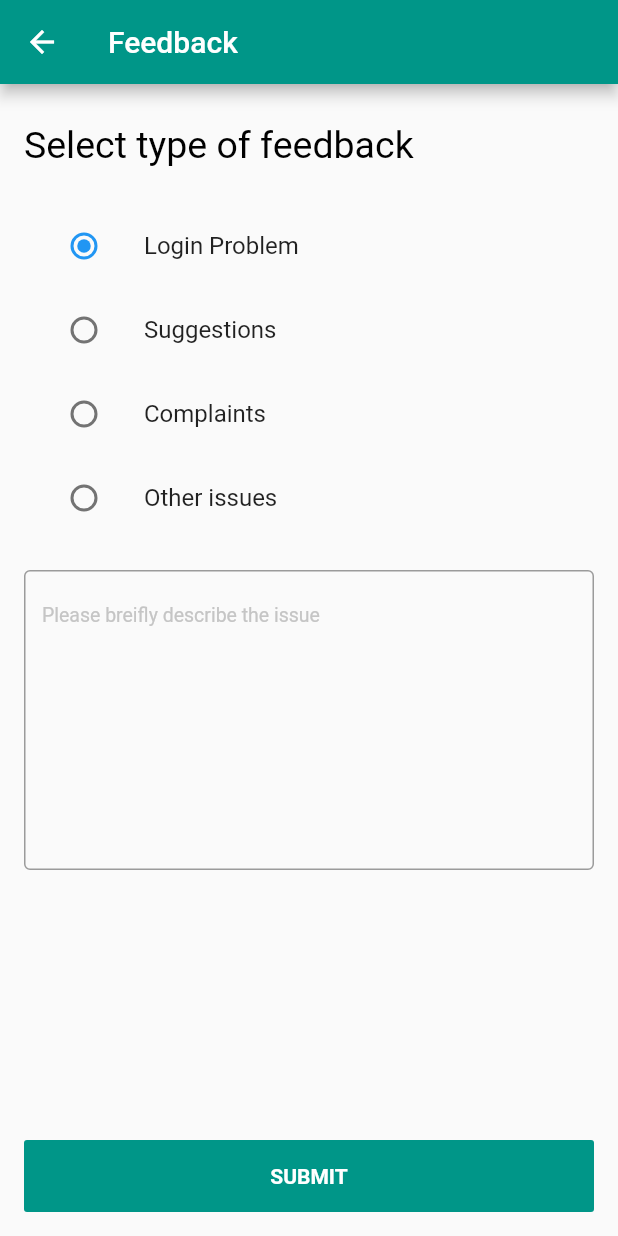
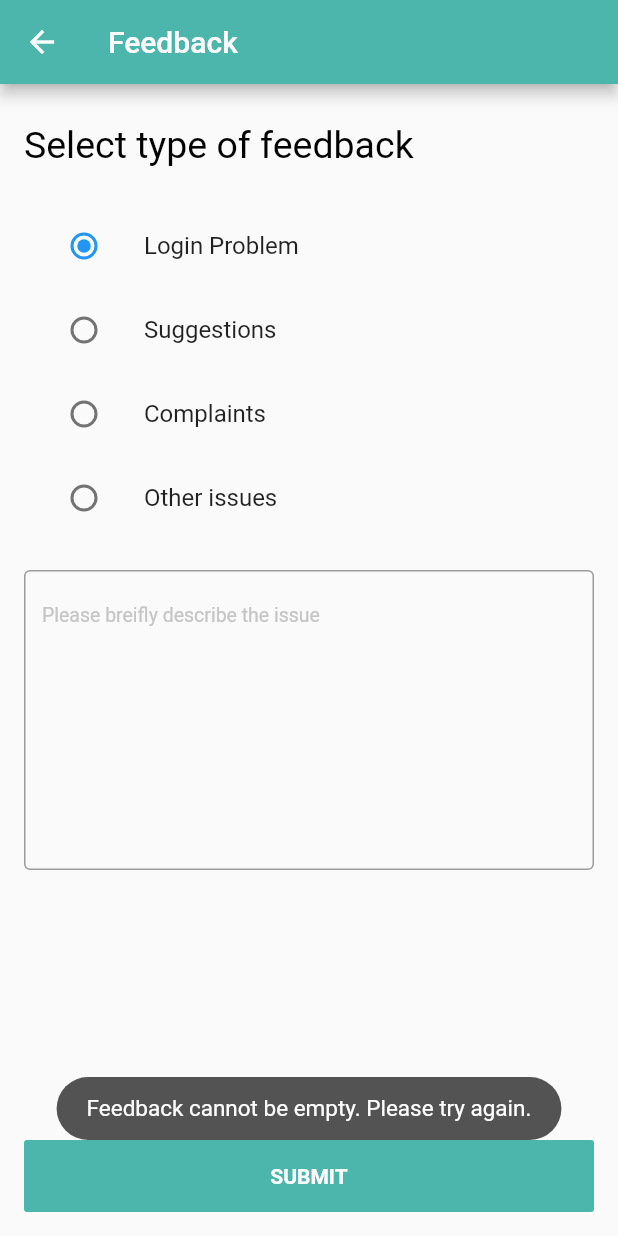
Before and after one commit to Spiral-Forge/Mentorship, a Flutter app: the MyFeedback screen opened directly, after a tap on "SUBMIT", on a phone screen of 412 x 824 dp. Run offline on Flutter 3.47's test engine with Material 2 defaults, Android fonts, the phone set to English and light mode, and no system bars; our stand-ins replace cloud_firestore, firebase_auth, flutter_spinkit, google_fonts, hexcolor, shared_preferences and 1 more; missing offline and left inert: dart:js, flutter_mailer, multiselect_formfield; accounts and stored records are empty.

Commit message:
mail on feedback added

```diff
--- a/lib/screens/sidebarScreens/feedback.dart
+++ b/lib/screens/sidebarScreens/feedback.dart
@@ -1,12 +1,15 @@
+import 'package:dbapp/services/storage.dart';
 import 'package:firebase_auth/firebase_auth.dart';
 import 'package:flutter/material.dart';
+import 'package:flutter/services.dart';
+import 'package:flutter_mailer/flutter_mailer.dart';
 import 'package:toast/toast.dart';
 
 import '../../services/auth.dart';
 import '../../services/database.dart';
 
 enum SingingCharacter { login, suggestion, complaint, other }
-var feedbackopt;
+var feedbackopt=1;
 
 class MyFeedback extends StatefulWidget {
 
@@ -19,6 +22,7 @@ class _MyFeedbackState extends State<MyFeedback> {
   final TextEditingController textController = new TextEditingController();
 
   final AuthService _auth=AuthService();
+  Map<String,dynamic> user;
   final FirebaseAuth _authUser = FirebaseAuth.instance;
   Future<FirebaseUser> getCurrentUser(){
     return _authUser.currentUser();
@@ -35,38 +39,70 @@ class _MyFeedbackState extends State<MyFeedback> {
   @override
   void initState(){
     super.initState();
-    getCurrentUser().then((user){
-      uid = user.uid;
-      setState((){
-         uid: uid;
+    setUser();
+  }
+
+  void setUser() async{
+    await StorageServices.getUserInfo().then((userInfo){
+      print(userInfo);
+      setState(() {
+        user=userInfo;
       });
     });
   }
 
   submitFeedback(){
     if(textController.text.isNotEmpty){
-      Map<String, dynamic> feedbackMap = {
-        "type": feedbackOption[feedbackopt],
-        "description": textController.text,
-        'submittedBy': uid,
-      };
-       DataBaseService().addFeedback(feedbackMap).then((value) {
-         if(value!=null){
-           Toast.show("Thank you for your feedback", context, duration: Toast.LENGTH_SHORT, gravity:  Toast.BOTTOM);
-         }else{
-           Toast.show("Some error occured. Please try again later.", context, duration: Toast.LENGTH_SHORT, gravity:  Toast.BOTTOM);
-         }
-       });
+      sendMail();
+      /**
+       * Uncomment for saving into DB
+       */
+      //  DataBaseService().addFeedback(feedbackMap).then((value) {
+      //    if(value!=null){
+      //      Toast.show("Thank you for your feedback", context, duration: Toast.LENGTH_SHORT, gravity:  Toast.BOTTOM);
+      //    }else{
+      //      Toast.show("Some error occured. Please try again later.", context, duration: Toast.LENGTH_SHORT, gravity:  Toast.BOTTOM);
+      //    }
+      //  });
+    }else{
+      Toast.show("Feedback cannot be empty. Please try again.", context, duration: Toast.LENGTH_SHORT, gravity:  Toast.BOTTOM);
     }
-    setState(() {
-      textController.text="";
-    });
+  }
+
+
+  void sendMail() async{
+
+    String mailBody="<br>"+user["name"]+"<br>"+user["year"]+" year "+user["branch"]+"<br>";
+    print(feedbackOption[feedbackopt]);
+    final MailOptions mailOptions = MailOptions(
+      body: textController.text+mailBody,
+      subject: "Protege App Feedback: "+feedbackOption[feedbackopt],
+      recipients: <String>['suhanichawla2000@gmail.com'],
+      isHTML: true,
+      // bccRecipients: ['other@example.com'],
+      ccRecipients: <String>['suhanijklmnchawla2000@gmail.com'],
+    );
+    try {
+      await FlutterMailer.send(mailOptions);
+      setState(() {
+        textController.text="";
+        feedbackopt=1;
+      });
+      Toast.show("Thank you for your feedback", context, duration: Toast.LENGTH_SHORT, gravity:  Toast.BOTTOM);
+    } on PlatformException catch (error) {
+      print(error.toString());
+      Toast.show("Some error occured. Please try again later.", context, duration: Toast.LENGTH_SHORT, gravity:  Toast.BOTTOM);
+    } catch (error) {
+      print(error.toString());
+      Toast.show("Some error occured. Please try again later.", context, duration: Toast.LENGTH_SHORT, gravity:  Toast.BOTTOM);
+    }
+
   }
 
   @override
   Widget build(BuildContext context) {
     return new Scaffold(
-      appBar: new AppBar(title: new Text("Feedback"), backgroundColor: Colors.teal),
+      appBar: new AppBar(title: new Text("Feedback"), backgroundColor: Colors.teal[300]),
       body: Padding(
     padding: EdgeInsets.all(16.0),
     child: Column(
@@ -95,8 +131,9 @@ class _MyFeedbackState extends State<MyFeedback> {
               child: FlatButton(
                 onPressed: (){
                   submitFeedback();
+                  //sendMail();
                 },
-                color: Colors.teal,
+                color: Colors.teal[300],
                 padding: EdgeInsets.all(16.0),
                 child: Text(
                   "SUBMIT",
--- a/pubspec.yaml
+++ b/pubspec.yaml
@@ -32,6 +32,7 @@ dependencies:
   shared_preferences: ^0.5.8
   dropdownfield: 1.0.0
   multiselect_formfield : ^0.1.3
+  flutter_mailer: ^0.4.1+1
 
 dev_dependencies:
   flutter_test:
```
Also changed, not shown: pubspec.lock.
